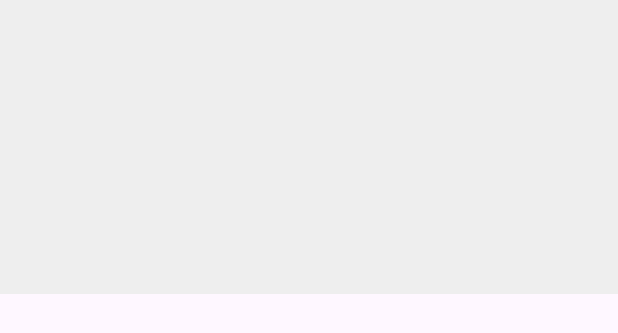
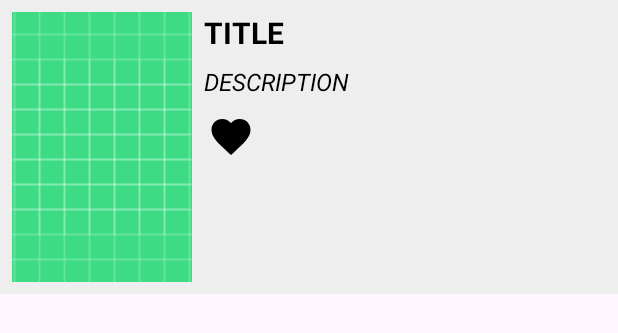
Before and after one commit to Yarogi/MovieSearch3, an Android app: the layout list_item_movie.xml on its own in the app's theme, with its tools: preview values and no code run, on a phone screen of 412 x 824 dp. Shown: the top 333 px of the screen. Run offline under Robolectric (Android 15) with nearby library versions, the phone set to English and light mode, and no system bars.

Commit message:
favorite feature

```diff
--- a/app/src/main/java/com/practicum/mymovies/domain/api/MoviesInteractor.kt
+++ b/app/src/main/java/com/practicum/mymovies/domain/api/MoviesInteractor.kt
@@ -8,4 +8,7 @@ interface MoviesInteractor {
     interface MoviesConsumer {
         fun consume(foundMovies: List<Movie>?, errorMessage: String?)
     }
+
+    fun addMovieToFavorites(movie: Movie)
+    fun removeMovieFromFavorites(movie: Movie)
 }
--- a/app/src/main/java/com/practicum/mymovies/domain/api/MoviesRepository.kt
+++ b/app/src/main/java/com/practicum/mymovies/domain/api/MoviesRepository.kt
@@ -5,4 +5,7 @@ import com.practicum.mymovies.util.Resource
 
 interface MoviesRepository {
     fun searchMovies(expression: String): Resource<List<Movie>>
+
+    fun addMovieToFavorites(movie: Movie)
+    fun removeMovieFromFavorites(movie: Movie)
 }
--- a/app/src/main/java/com/practicum/mymovies/util/Creator.kt
+++ b/app/src/main/java/com/practicum/mymovies/util/Creator.kt
@@ -13,7 +13,10 @@ import com.practicum.mymovies.presentation.poster.PosterView
 
 object Creator {
     private fun getMoviesRepository(context: Context): MoviesRepository {
-        return MoviesRepositoryImpl(RetrofitNetworkClient(context))
+        return MoviesRepositoryImpl(
+            RetrofitNetworkClient(context),
+            LocalStorage(context.getSharedPreferences("local_storage", Context.MODE_PRIVATE)),
+        )
     }
 
     fun provideMoviesInteractor(context: Context): MoviesInteractor {
--- /dev/null
+++ b/app/src/main/res/drawable/active_favorite.xml
@@ -0,0 +1,9 @@
+<vector xmlns:android="http://schemas.android.com/apk/res/android"
+    android:width="1024dp"
+    android:height="1024dp"
+    android:viewportWidth="1024"
+    android:viewportHeight="1024">
+  <path
+      android:fillColor="#FF000000"
+      android:pathData="M512,896l-60.3,-54.4C237.4,644.9 96,517.2 96,358.2 96,228.4 195.8,128 324.8,128c72.8,0 141.4,33.5 187.2,87.9C557.8,161.5 626.4,128 699.2,128 828.2,128 928,228.4 928,358.2c0,159 -141.4,286.7 -355.7,483.4L512,896z"/>
+</vector>
--- a/app/src/main/res/layout/list_item_movie.xml
+++ b/app/src/main/res/layout/list_item_movie.xml
@@ -4,13 +4,14 @@
     android:layout_height="wrap_content"
     android:orientation="horizontal"
     android:padding="8dp"
+    xmlns:tools="http://schemas.android.com/tools"
     android:layout_marginBottom="8dp"
     android:background="#eeeeee">
 
     <ImageView android:id="@+id/cover"
         android:layout_width="120dp"
         android:layout_height="180dp"
-
+        tools:src="@drawable/ic_launcher_background"
         android:scaleType="centerCrop"/>
 
     <LinearLayout android:layout_width="wrap_content"
@@ -18,6 +19,7 @@
         android:orientation="vertical">
 
         <TextView android:id="@+id/title"
+            tools:text="TITLE"
             android:layout_width="wrap_content"
             android:layout_height="wrap_content"
             android:layout_marginLeft="8dp"
@@ -27,11 +29,22 @@
 
         <TextView android:id="@+id/description"
             android:layout_width="wrap_content"
+            tools:text="DESCRIPTION"
             android:layout_height="wrap_content"
             android:layout_marginTop="8dp"
             android:layout_marginLeft="8dp"
             android:textColor="@color/black"
             android:textSize="16sp"
             android:textStyle="italic"/>
+
+        <ImageView
+            android:layout_width="32dp"
+            android:layout_height="32dp"
+            android:id="@+id/favorite"
+            tools:src="@drawable/active_favorite"
+            android:layout_marginStart="10dp"
+            android:layout_marginTop="10dp"
+            />
+
     </LinearLayout>
 </LinearLayout>
```
Also changed, not shown: app/src/main/java/com/practicum/mymovies/data/MoviesRepositoryImpl.kt (+24 -4 lines), app/src/main/java/com/practicum/mymovies/domain/impl/MoviesInteractorImpl.kt (+9 -0 lines), app/src/main/java/com/practicum/mymovies/domain/models/Movie.kt (+8 -5 lines), app/src/main/java/com/practicum/mymovies/presentation/movies/MoviesSearchViewModel.kt (+39 -1 lines), app/src/main/java/com/practicum/mymovies/ui/movies/MovieViewHolder.kt (+24 -7 lines), app/src/main/java/com/practicum/mymovies/ui/movies/MoviesActivity.kt (+14 -6 lines), app/src/main/java/com/practicum/mymovies/ui/movies/MoviesAdapter.kt (+6 -4 lines), app/src/main/java/com/practicum/mymovies/util/LocalStorage.kt (added, +27 -0 lines), app/src/main/res/drawable/inactive_favorite.xml (added, +9 -0 lines).
